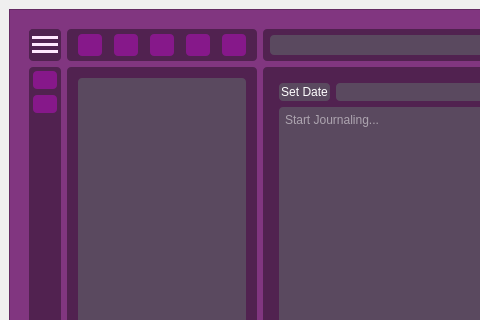
Old version of the form Code/UIs/Mainapp.ui in the repository BlackFire26299/journalAssignmentIT; both pictures show x 0 to 480 and y 0 to 320 of the 1040 by 740 pixel window.
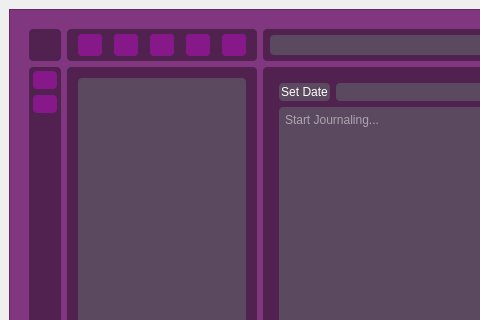
New version of the form. Icons and pictures are not drawn.

The edit to the form file:
```diff
--- a/Code/UIs/Mainapp.ui
+++ b/Code/UIs/Mainapp.ui
@@ -80,117 +80,33 @@
            <property name="frameShadow">
             <enum>QFrame::Shadow::Raised</enum>
            </property>
-           <widget class="QWidget" name="verticalLayoutWidget">
-            <property name="geometry">
-             <rect>
-              <x>0</x>
-              <y>0</y>
-              <width>31</width>
-              <height>31</height>
-             </rect>
+           <layout class="QGridLayout" name="gridLayout_8">
+            <property name="leftMargin">
+             <number>1</number>
             </property>
-            <layout class="QVBoxLayout" name="menubars">
-             <property name="spacing">
-              <number>0</number>
-             </property>
-             <property name="leftMargin">
-              <number>3</number>
-             </property>
-             <property name="topMargin">
-              <number>3</number>
-             </property>
-             <item>
-              <widget class="Line" name="line_3">
-               <property name="minimumSize">
-                <size>
-                 <width>0</width>
-                 <height>3</height>
-                </size>
-               </property>
-               <property name="maximumSize">
-                <size>
-                 <width>26</width>
-                 <height>16777215</height>
-                </size>
-               </property>
-               <property name="styleSheet">
-                <string notr="true">color: rgb(255, 231, 253);
-background-color: rgb(255, 231, 253);</string>
-               </property>
-               <property name="lineWidth">
-                <number>18</number>
-               </property>
-               <property name="midLineWidth">
-                <number>3</number>
-               </property>
-               <property name="orientation">
-                <enum>Qt::Orientation::Horizontal</enum>
-               </property>
-              </widget>
-             </item>
-             <item>
-              <widget class="Line" name="line">
-               <property name="minimumSize">
-                <size>
-                 <width>0</width>
-                 <height>3</height>
-                </size>
-               </property>
-               <property name="maximumSize">
-                <size>
-                 <width>26</width>
-                 <height>16777215</height>
-                </size>
-               </property>
-               <property name="styleSheet">
-                <string notr="true">color: rgb(255, 231, 253);
-background-color: rgb(255, 231, 253);</string>
-               </property>
-               <property name="lineWidth">
-                <number>18</number>
-               </property>
-               <property name="midLineWidth">
-                <number>3</number>
-               </property>
-               <property name="orientation">
-                <enum>Qt::Orientation::Horizontal</enum>
-               </property>
-              </widget>
-             </item>
-             <item>
-              <widget class="Line" name="line_2">
-               <property name="minimumSize">
-                <size>
-                 <width>0</width>
-                 <height>3</height>
-                </size>
-               </property>
-               <property name="maximumSize">
-                <size>
-                 <width>26</width>
-                 <height>16777215</height>
-                </size>
-               </property>
-               <property name="styleSheet">
-                <string notr="true">color: rgb(255, 231, 253);
-background-color: rgb(255, 231, 253);</string>
-               </property>
-               <property name="lineWidth">
-                <number>18</number>
-               </property>
-               <property name="midLineWidth">
-                <number>3</number>
-               </property>
-               <property name="orientation">
-                <enum>Qt::Orientation::Horizontal</enum>
-               </property>
-              </widget>
-             </item>
-            </layout>
-            <zorder>line_2</zorder>
-            <zorder>line_3</zorder>
-            <zorder>line</zorder>
-           </widget>
+            <property name="topMargin">
+             <number>1</number>
+            </property>
+            <property name="rightMargin">
+             <number>1</number>
+            </property>
+            <property name="bottomMargin">
+             <number>1</number>
+            </property>
+            <item row="0" column="0">
+             <widget class="QPushButton" name="Settingsbutton">
+              <property name="toolTip">
+               <string>&lt;html&gt;&lt;head/&gt;&lt;body&gt;&lt;p&gt;Settings menu&lt;/p&gt;&lt;/body&gt;&lt;/html&gt;</string>
+              </property>
+              <property name="text">
+               <string/>
+              </property>
+              <property name="icon">
+               <iconset theme="document-properties"/>
+              </property>
+             </widget>
+            </item>
+           </layout>
           </widget>
          </item>
          <item row="0" column="2">
```
Left out of the diff: 2 changed lines with no effect on the pictures.
